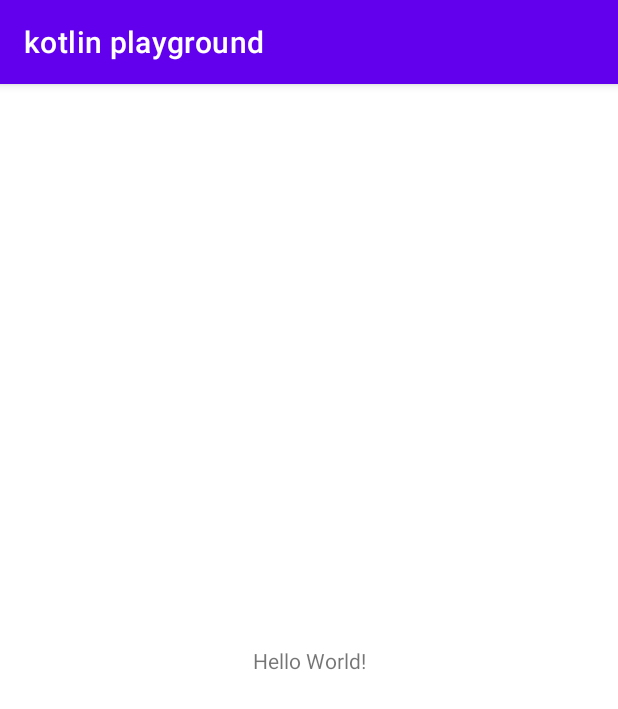
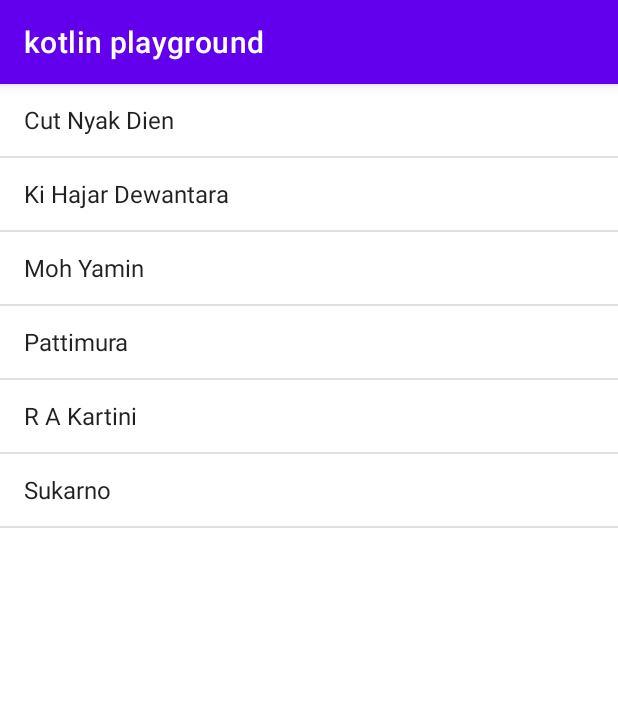
Before and after one commit to adhytianara/Kotlin-Android-Playground, an Android app: the screen it shows after launch (MainActivity), on a phone screen of 412 x 824 dp. Shown: the top 709 px of the screen. Run offline under Robolectric (Android 15) with nearby library versions, the phone set to English and light mode, and no system bars.

Commit message:
simple listview using arrayadapter

```diff
--- a/app/src/main/java/id/ac/ui/cs/mobileprogramming/adhytia/kotlinplayground/MainActivity.kt
+++ b/app/src/main/java/id/ac/ui/cs/mobileprogramming/adhytia/kotlinplayground/MainActivity.kt
@@ -1,11 +1,27 @@
 package id.ac.ui.cs.mobileprogramming.adhytia.kotlinplayground
 
+import android.os.Bundle
+import android.widget.ArrayAdapter
+import android.widget.ListView
 import androidx.appcompat.app.AppCompatActivity
-import android.os.Bundle
 
 class MainActivity : AppCompatActivity() {
+    private val dataName = arrayOf(
+        "Cut Nyak Dien",
+        "Ki Hajar Dewantara",
+        "Moh Yamin",
+        "Pattimura",
+        "R A Kartini",
+        "Sukarno"
+    )
+
     override fun onCreate(savedInstanceState: Bundle?) {
         super.onCreate(savedInstanceState)
         setContentView(R.layout.activity_main)
+
+        val listView: ListView = findViewById(R.id.lv_list)
+        val adapter = ArrayAdapter<String>(this,
+            android.R.layout.simple_list_item_1, android.R.id.text1, dataName)
+        listView.adapter = adapter
     }
 }
--- a/app/src/main/res/layout/activity_main.xml
+++ b/app/src/main/res/layout/activity_main.xml
@@ -1,18 +1,13 @@
 <?xml version="1.0" encoding="utf-8"?>
-<androidx.constraintlayout.widget.ConstraintLayout xmlns:android="http://schemas.android.com/apk/res/android"
-    xmlns:app="http://schemas.android.com/apk/res-auto"
+<LinearLayout xmlns:android="http://schemas.android.com/apk/res/android"
     xmlns:tools="http://schemas.android.com/tools"
     android:layout_width="match_parent"
     android:layout_height="match_parent"
     tools:context=".MainActivity">
 
-    <TextView
-        android:layout_width="wrap_content"
-        android:layout_height="wrap_content"
-        android:text="Hello World!"
-        app:layout_constraintBottom_toBottomOf="parent"
-        app:layout_constraintLeft_toLeftOf="parent"
-        app:layout_constraintRight_toRightOf="parent"
-        app:layout_constraintTop_toTopOf="parent" />
+    <ListView
+        android:id="@+id/lv_list"
+        android:layout_width="match_parent"
+        android:layout_height="match_parent" />
 
-</androidx.constraintlayout.widget.ConstraintLayout>
+</LinearLayout>
```
